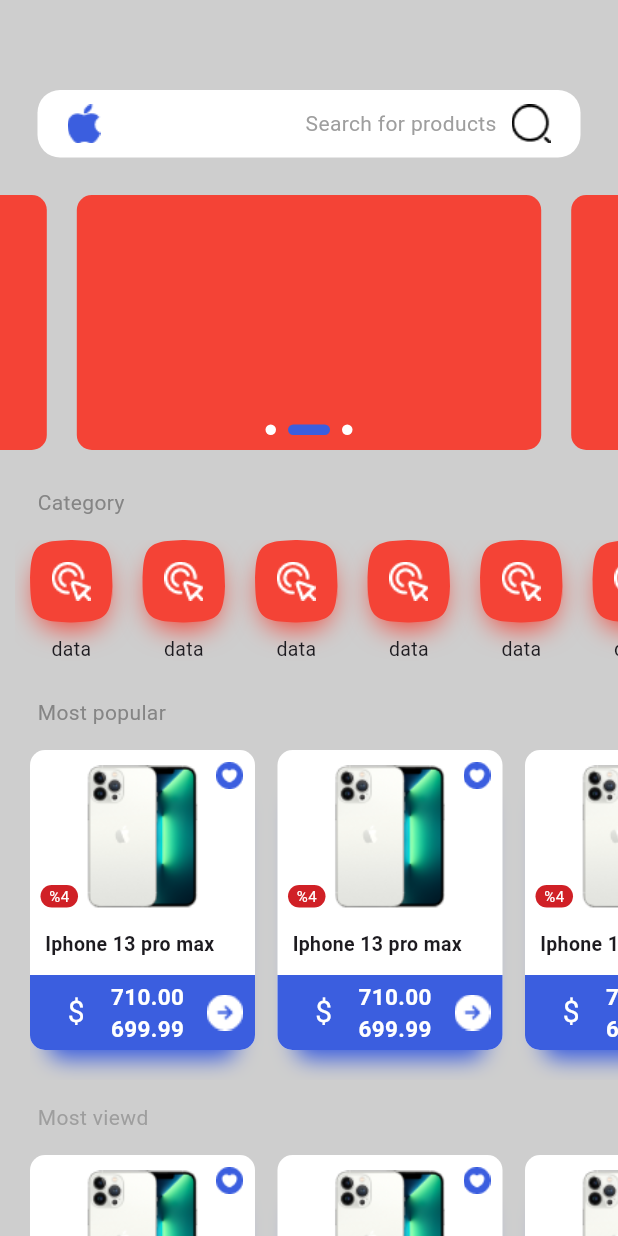
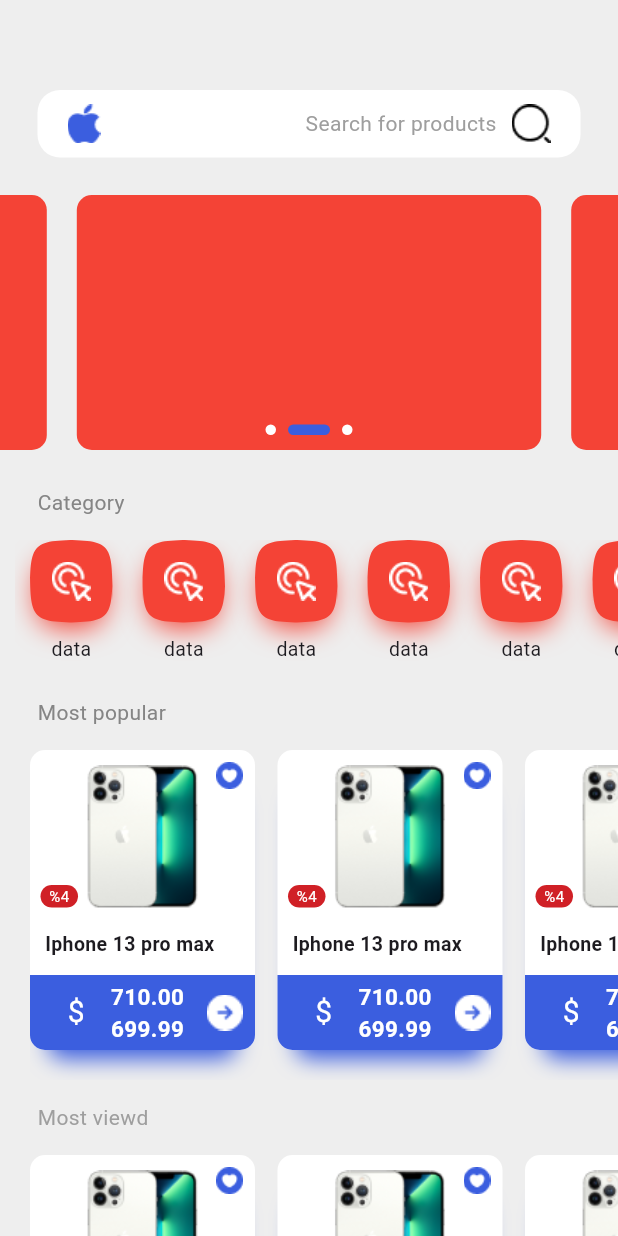
Before and after one commit to ErfAnDev24/shop, a Flutter app: the screen it shows after launch, on a phone screen of 412 x 824 dp. Run offline on Flutter 3.47's test engine with Material 3 defaults, Android fonts, the phone set to English and light mode, and no system bars; drawn by our look-alikes of smooth_page_indicator.

Commit message:
impoving my code speed through const keyword!

```diff
--- a/lib/screens/HomeScreen.dart
+++ b/lib/screens/HomeScreen.dart
@@ -16,24 +16,24 @@ class _HomeScreenState extends State<HomeScreen> {
   @override
   Widget build(BuildContext context) {
     return Scaffold(
-      backgroundColor: Color.fromARGB(255, 206, 206, 206),
+      backgroundColor: const Color(0xffEEEEEE),
       body: Padding(
-        padding: EdgeInsets.only(top: 60),
+        padding: const EdgeInsets.only(top: 60),
         child: CustomScrollView(
           slivers: [
-            SliverToBoxAdapter(
+            const SliverToBoxAdapter(
               child: Padding(
                 padding: EdgeInsets.symmetric(horizontal: 25),
                 child: Search(),
               ),
             ),
-            SliverToBoxAdapter(
+            const SliverToBoxAdapter(
               child: Padding(
                 padding: EdgeInsets.symmetric(vertical: 25),
                 child: BannerWidget(),
               ),
             ),
-            SliverToBoxAdapter(
+            const SliverToBoxAdapter(
               child: Padding(
                 padding: EdgeInsets.only(left: 25, bottom: 15),
                 child: Text(
@@ -44,10 +44,10 @@ class _HomeScreenState extends State<HomeScreen> {
                 ),
               ),
             ),
-            SliverToBoxAdapter(
+            const SliverToBoxAdapter(
               child: CategoryList(),
             ),
-            SliverToBoxAdapter(
+            const SliverToBoxAdapter(
               child: Row(
                 children: [
                   Padding(
@@ -64,14 +64,14 @@ class _HomeScreenState extends State<HomeScreen> {
             ),
             SliverToBoxAdapter(
               child: Padding(
-                padding: EdgeInsets.only(left: 20),
+                padding: const EdgeInsets.only(left: 20),
                 child: SizedBox(
                   height: 220,
                   child: ListView.builder(
                     scrollDirection: Axis.horizontal,
                     itemCount: 10,
                     itemBuilder: (context, index) {
-                      return Padding(
+                      return const Padding(
                         padding: EdgeInsets.only(right: 15, bottom: 20),
                         child: SellItem(),
                       );
@@ -80,7 +80,7 @@ class _HomeScreenState extends State<HomeScreen> {
                 ),
               ),
             ),
-            SliverToBoxAdapter(
+            const SliverToBoxAdapter(
               child: Row(
                 children: [
                   Padding(
@@ -97,14 +97,14 @@ class _HomeScreenState extends State<HomeScreen> {
             ),
             SliverToBoxAdapter(
               child: Padding(
-                padding: EdgeInsets.only(left: 20),
+                padding: const EdgeInsets.only(left: 20),
                 child: SizedBox(
                   height: 220,
                   child: ListView.builder(
                     scrollDirection: Axis.horizontal,
                     itemCount: 10,
                     itemBuilder: (context, index) {
-                      return Padding(
+                      return const Padding(
                         padding: EdgeInsets.only(right: 15, bottom: 20),
                         child: SellItem(),
                       );
--- a/lib/widgets/BannerWidget.dart
+++ b/lib/widgets/BannerWidget.dart
@@ -24,7 +24,7 @@ class _BannerWidgetState extends State<BannerWidget> {
             itemCount: 3,
             itemBuilder: (context, index) {
               return Padding(
-                padding: EdgeInsets.symmetric(horizontal: 10),
+                padding: const EdgeInsets.symmetric(horizontal: 10),
                 child: Container(
                   width: 100,
                   height: 100,
@@ -41,7 +41,7 @@ class _BannerWidgetState extends State<BannerWidget> {
             child: SmoothPageIndicator(
               controller: pageController,
               count: 3,
-              effect: ExpandingDotsEffect(
+              effect: const ExpandingDotsEffect(
                   dotHeight: 7,
                   dotWidth: 7,
                   expansionFactor: 4,
--- a/lib/widgets/CategoryList.dart
+++ b/lib/widgets/CategoryList.dart
@@ -13,13 +13,13 @@ class _CategoryListState extends State<CategoryList> {
     return SizedBox(
       height: 90,
       child: Padding(
-        padding: EdgeInsets.only(left: 10),
+        padding: const EdgeInsets.only(left: 10),
         child: ListView.builder(
           itemCount: 10,
           scrollDirection: Axis.horizontal,
           itemBuilder: (context, index) {
             return Padding(
-              padding: EdgeInsets.symmetric(horizontal: 10),
+              padding: const EdgeInsets.symmetric(horizontal: 10),
               child: Column(
                 children: [
                   Stack(
@@ -29,7 +29,7 @@ class _CategoryListState extends State<CategoryList> {
                         width: 55,
                         height: 55,
                         decoration: ShapeDecoration(
-                          shadows: [
+                          shadows: const [
                             BoxShadow(
                               blurRadius: 15,
                               color: Colors.red,
@@ -43,15 +43,15 @@ class _CategoryListState extends State<CategoryList> {
                           ),
                         ),
                       ),
-                      Image(
+                      const Image(
                         image: AssetImage('images/sampleIcon.png'),
                       ),
                     ],
                   ),
-                  SizedBox(
+                  const SizedBox(
                     height: 8,
                   ),
-                  Text(
+                  const Text(
                     'data',
                     style: TextStyle(fontSize: 13),
                   ),
--- a/lib/widgets/Search.dart
+++ b/lib/widgets/Search.dart
@@ -15,13 +15,11 @@ class _SearchState extends State<Search> {
       height: 45,
       decoration: BoxDecoration(
           color: Colors.white, borderRadius: BorderRadius.circular(15)),
-      child: Padding(
+      child: const Padding(
         padding: EdgeInsets.symmetric(horizontal: 20),
         child: Row(crossAxisAlignment: CrossAxisAlignment.center, children: [
-          Container(
-            child: Image(
-              image: AssetImage('images/appleLogo.png'),
-            ),
+          Image(
+            image: AssetImage('images/appleLogo.png'),
           ),
           Spacer(),
           Padding(
@@ -31,10 +29,8 @@ class _SearchState extends State<Search> {
               style: TextStyle(color: Colors.grey),
             ),
           ),
-          Container(
-            child: Image(
-              image: AssetImage('images/searchLogo.png'),
-            ),
+          Image(
+            image: AssetImage('images/searchLogo.png'),
           ),
         ]),
       ),
--- a/pubspec.yaml
+++ b/pubspec.yaml
@@ -46,7 +46,7 @@ dev_dependencies:
   # activated in the `analysis_options.yaml` file located at the root of your
   # package. See that file for information about deactivating specific lint
   # rules and activating additional ones.
-  #flutter_lints: ^2.0.0
+  flutter_lints: ^2.0.0
 
 # For information on the generic Dart part of this file, see the
 # following page: https://dart.dev/tools/pub/pubspec
```
Also changed, not shown: pubspec.lock.
